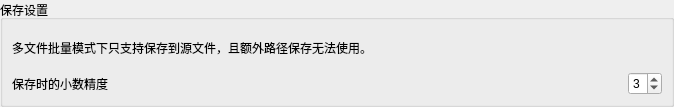
Before: the Qt Designer form src/utils/widgets/otofilemultiplesavewidget.ui in shine5402/KiraOtoToolbox, drawn with Qt 5.
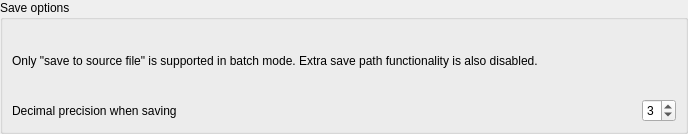
After: the same form once the commit is applied.

What changed in the file:
```diff
--- a/src/utils/widgets/otofilemultiplesavewidget.ui
+++ b/src/utils/widgets/otofilemultiplesavewidget.ui
@@ -6,8 +6,8 @@
    <rect>
     <x>0</x>
     <y>0</y>
-    <width>674</width>
-    <height>107</height>
+    <width>688</width>
+    <height>134</height>
    </rect>
   </property>
   <property name="windowTitle">
@@ -29,13 +29,22 @@
    <item row="0" column="0">
     <widget class="QGroupBox" name="saveOptionGroupBox">
      <property name="title">
-      <string>保存设置</string>
+      <string>Save options</string>
      </property>
      <layout class="QVBoxLayout" name="verticalLayout">
       <item>
        <widget class="QLabel" name="label">
+        <property name="sizePolicy">
+         <sizepolicy hsizetype="Preferred" vsizetype="Expanding">
+          <horstretch>0</horstretch>
+          <verstretch>0</verstretch>
+         </sizepolicy>
+        </property>
         <property name="text">
-         <string>多文件批量模式下只支持保存到源文件，且额外路径保存无法使用。</string>
+         <string>Only &quot;save to source file&quot; is supported in batch mode. Extra save path functionality is also disabled.</string>
+        </property>
+        <property name="wordWrap">
+         <bool>true</bool>
         </property>
        </widget>
       </item>
@@ -44,7 +53,7 @@
         <item>
          <widget class="QLabel" name="label_2">
           <property name="text">
-           <string>保存时的小数精度</string>
+           <string>Decimal precision when saving</string>
           </property>
          </widget>
         </item>
```
Left out of the diff: 3 changed lines with no effect on the pictures.
